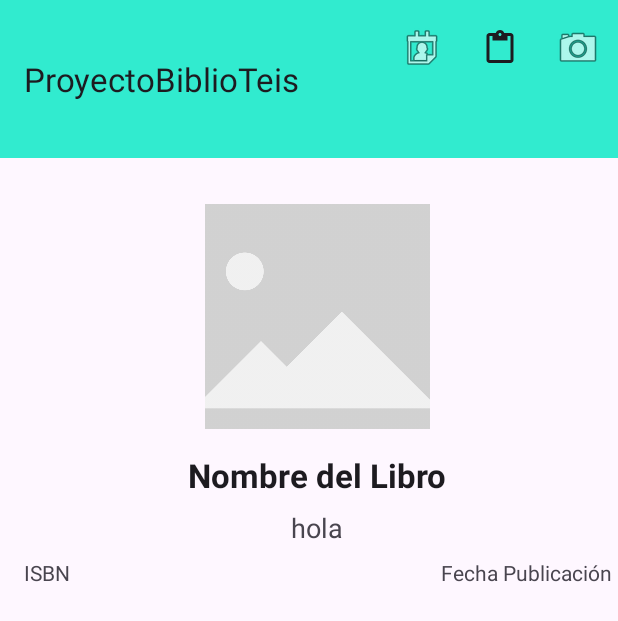
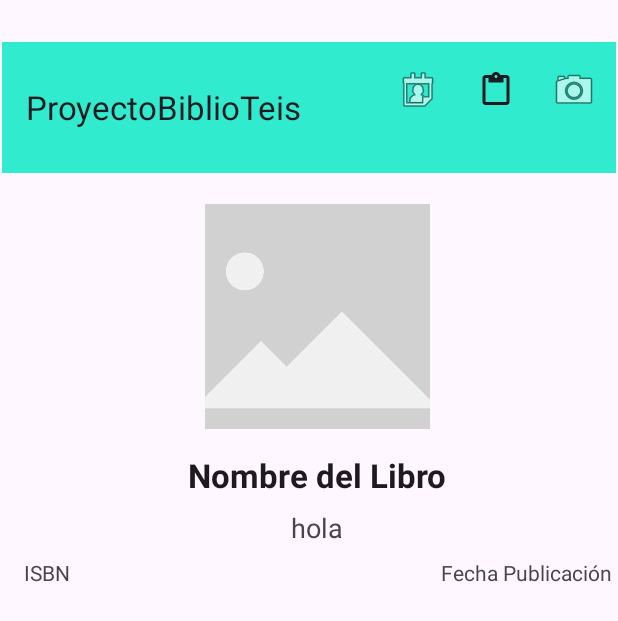
Before and after one commit to iagorv/BiblioTeis, an Android app: the DetalleLibro screen opened directly, with no data from a screen before it, on a phone screen of 412 x 824 dp. Shown: the top 621 px of the screen. Run offline under Robolectric (Android 15) with nearby library versions, the phone set to English and light mode, and no system bars.

Commit message:
Ya presta libros

```diff
--- a/app/build.gradle.kts
+++ b/app/build.gradle.kts
@@ -37,9 +37,11 @@ dependencies {
     implementation(libs.material)
     implementation(libs.activity)
     implementation(libs.constraintlayout)
+    implementation(libs.barcode.scanning)
     testImplementation(libs.junit)
     androidTestImplementation(libs.ext.junit)
     androidTestImplementation(libs.espresso.core)
     implementation(libs.retrofit)
     implementation(libs.converter.gson)
+
 }
--- a/app/src/main/java/com/example/proyectobiblioteis/API/repository/BookLendingRepository.java
+++ b/app/src/main/java/com/example/proyectobiblioteis/API/repository/BookLendingRepository.java
@@ -40,7 +40,7 @@ public class BookLendingRepository {
     public void lendBook(BookLendingForm lending, final BookRepository.ApiCallback<Boolean> callback) {
         Log.d("BookLendingRepository", "Enviando solicitud de préstamo: UserId=" + lending.getUserId() + ", BookId=" + lending.getBookId());
 
-        apiService.lendBook(lending).enqueue(new Callback<BookLending>() {
+        apiService.lendBook(lending.getUserId(),lending.getBookId()).enqueue(new Callback<BookLending>() {
             @Override
             public void onResponse(Call<BookLending> call, Response<BookLending> response) {
                 Log.d("BookLendingRepository", "Respuesta recibida: " + response.code() + " - " + response.message());
--- a/app/src/main/java/com/example/proyectobiblioteis/API/retrofit/ApiService.java
+++ b/app/src/main/java/com/example/proyectobiblioteis/API/retrofit/ApiService.java
@@ -55,7 +55,7 @@ public interface ApiService {
     Call<BookLending> getLending(@Path("id") int id);
 
     @POST("booklending")
-    Call<BookLending> lendBook(@Body BookLendingForm lending);
+    Call<BookLending> lendBook( @Query("userId") int userId, @Query("bookId") int bookId);
 
     @PUT("booklending/{id}/return")
     Call<Void> returnBook(@Path("id") int id);
--- a/app/src/main/res/layout/activity_detalle_libro.xml
+++ b/app/src/main/res/layout/activity_detalle_libro.xml
@@ -84,22 +84,21 @@
                 android:id="@+id/tvFechaPublicacion"
                 android:layout_width="0dp"
                 android:layout_height="wrap_content"
-                android:layout_weight="1"
+                android:layout_weight="1.5"
+
                 android:gravity="end"
                 android:text="Fecha Publicación"
                 android:textAppearance="?android:attr/textAppearanceSmall" />
         </LinearLayout>
 
-        <!-- Botones de acción: Prestar y Devolver -->
 
         <TextView
-            android:visibility="gone"
             android:id="@+id/tvfechaDevolucion"
             android:layout_width="match_parent"
             android:layout_height="wrap_content"
             android:text="fecha Devolución"
             android:textColor="#BD0000"
-            />
+            android:visibility="gone" />
 
         <LinearLayout
             android:layout_width="match_parent"
@@ -136,8 +135,9 @@
 
     <androidx.appcompat.widget.Toolbar
         android:id="@+id/toolbarDetalleLibro"
-        android:layout_width="413dp"
-        android:layout_height="105dp"
+        android:layout_width="409dp"
+        android:layout_height="87dp"
+        android:layout_marginTop="28dp"
         android:background="#31EBCF"
         android:theme="?attr/actionBarTheme"
         app:layout_constraintEnd_toEndOf="parent"
--- a/gradle/libs.versions.toml
+++ b/gradle/libs.versions.toml
@@ -10,6 +10,7 @@ constraintlayout = "2.2.0"
 retrofit = "2.9.0"
 gson = "2.8.8"
 okhttp = "4.9.0"
+barcodeScanning = "17.3.0"
 
 
 [libraries]
@@ -24,6 +25,7 @@ activity = { group = "androidx.activity", name = "activity", version.ref = "acti
 constraintlayout = { group = "androidx.constraintlayout", name = "constraintlayout", version.ref = "constraintlayout" }
 retrofit = { module = "com.squareup.retrofit2:retrofit", version.ref = "retrofit" }
 okhttp = { module = "com.squareup.okhttp3:okhttp", version.ref = "okhttp" }
+barcode-scanning = { group = "com.google.mlkit", name = "barcode-scanning", version.ref = "barcodeScanning" }
 
 [plugins]
 android-application = { id = "com.android.application", version.ref = "agp" }
```
Also changed, not shown: app/src/main/java/com/example/proyectobiblioteis/DetalleLibro.java (+6 -3 lines).
